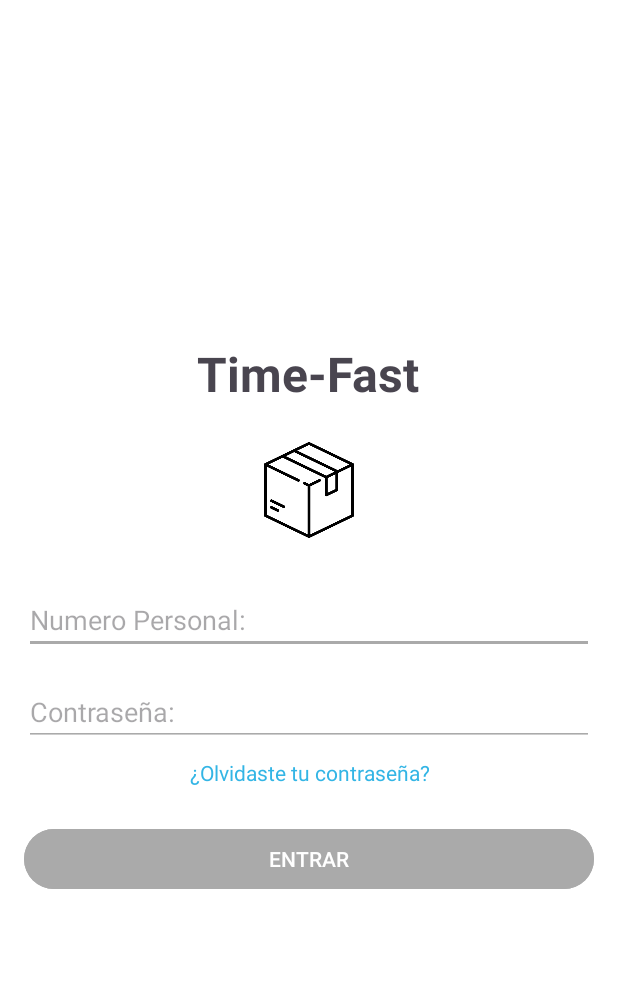
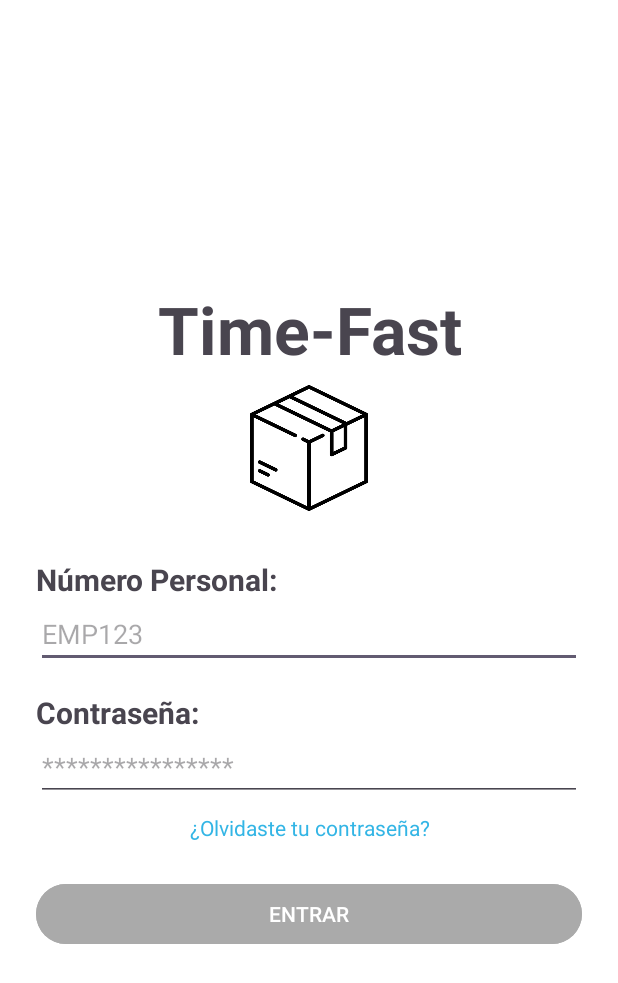
Before and after one commit to Juanplr/time-fast, an Android app: the screen it shows after launch (LoginActivity), on a phone screen of 412 x 824 dp. Shown: the top 983 px of the screen. Run offline under Robolectric (Android 15) with nearby library versions, the phone set to English and light mode, and no system bars; libraries missing offline, so code that uses them is left out: com.koushikdutta.ion; pictures from the network do not load.

Commit message:
clienteAndroid

```diff
--- a/ClienteAndroid/app/src/main/java/com/example/timefast/LoginActivity.kt
+++ b/ClienteAndroid/app/src/main/java/com/example/timefast/LoginActivity.kt
@@ -102,6 +102,7 @@ class LoginActivity : AppCompatActivity() {
     fun irPantallaPrincipal(colaborador:String){
         val intent = Intent(this@LoginActivity,EnviosAsignadosActivity::class.java)
         intent.putExtra("colaborador", colaborador);
+        Log.e("Datos de colaborador es : ", colaborador)
         startActivity(intent)
         finish()
     }
--- a/ClienteAndroid/app/src/main/res/layout/activity_login.xml
+++ b/ClienteAndroid/app/src/main/res/layout/activity_login.xml
@@ -1,10 +1,12 @@
 <?xml version="1.0" encoding="utf-8"?>
 <LinearLayout
     xmlns:android="http://schemas.android.com/apk/res/android"
+    xmlns:app="http://schemas.android.com/apk/res-auto"
+    xmlns:tools="http://schemas.android.com/tools"
     android:layout_width="match_parent"
     android:layout_height="match_parent"
     android:orientation="vertical"
-    android:padding="16dp"
+    android:padding="24dp"
     android:gravity="center"
     android:background="@android:color/white">
 
@@ -14,38 +16,55 @@
         android:layout_width="wrap_content"
         android:layout_height="wrap_content"
         android:text="Time-Fast"
-        android:textSize="32sp"
+        android:textSize="44sp"
         android:textStyle="bold"
         android:gravity="center"
-        android:layout_marginBottom="24dp" />
+        android:layout_marginBottom="8dp" />
 
     <!-- Ícono -->
     <ImageView
         android:id="@+id/logo"
-        android:layout_width="64dp"
-        android:layout_height="64dp"
+        android:layout_width="84dp"
+        android:layout_height="84dp"
         android:src="@drawable/ic_logo"
     android:layout_marginBottom="32dp" />
 
+
     <!-- Campo de Número Personal -->
+
+    <TextView
+        android:id="@+id/Tv_personal_numero"
+        android:layout_width="match_parent"
+        android:layout_height="wrap_content"
+        android:text="Número Personal:"
+        android:textSize="20dp"
+        android:textStyle="bold"/>
+
     <EditText
         android:id="@+id/personal_numero"
         android:layout_width="match_parent"
         android:layout_height="wrap_content"
-        android:hint="Numero Personal:"
+        android:hint="EMP123"
         android:inputType="text"
-        android:layout_marginBottom="16dp"
-        android:backgroundTint="@android:color/darker_gray" />
+        android:layout_marginBottom="16dp"/>
+
 
     <!-- Campo de Contraseña -->
+    <TextView
+        android:id="@+id/Tv_contrasena"
+        android:layout_width="match_parent"
+        android:layout_height="wrap_content"
+        android:text="Contraseña:"
+        android:textSize="20dp"
+        android:textStyle="bold"/>
+
     <EditText
         android:id="@+id/contrasena"
         android:layout_width="match_parent"
         android:layout_height="wrap_content"
-        android:hint="Contraseña:"
+        android:hint="****************"
         android:inputType="textPassword"
-        android:layout_marginBottom="8dp"
-        android:backgroundTint="@android:color/darker_gray" />
+        android:layout_marginBottom="8dp" />
 
     <!-- Texto de "¿Olvidaste tu contraseña?" -->
     <TextView
--- a/ClienteAndroid/app/src/main/res/layout/activity_main.xml
+++ b/ClienteAndroid/app/src/main/res/layout/activity_main.xml
@@ -1,5 +1,6 @@
 <?xml version="1.0" encoding="utf-8"?>
-<androidx.constraintlayout.widget.ConstraintLayout xmlns:android="http://schemas.android.com/apk/res/android"
+<androidx.constraintlayout.widget.ConstraintLayout
+    xmlns:android="http://schemas.android.com/apk/res/android"
     xmlns:app="http://schemas.android.com/apk/res-auto"
     xmlns:tools="http://schemas.android.com/tools"
     android:id="@+id/main"
```
Also changed, not shown: 1 other file.
